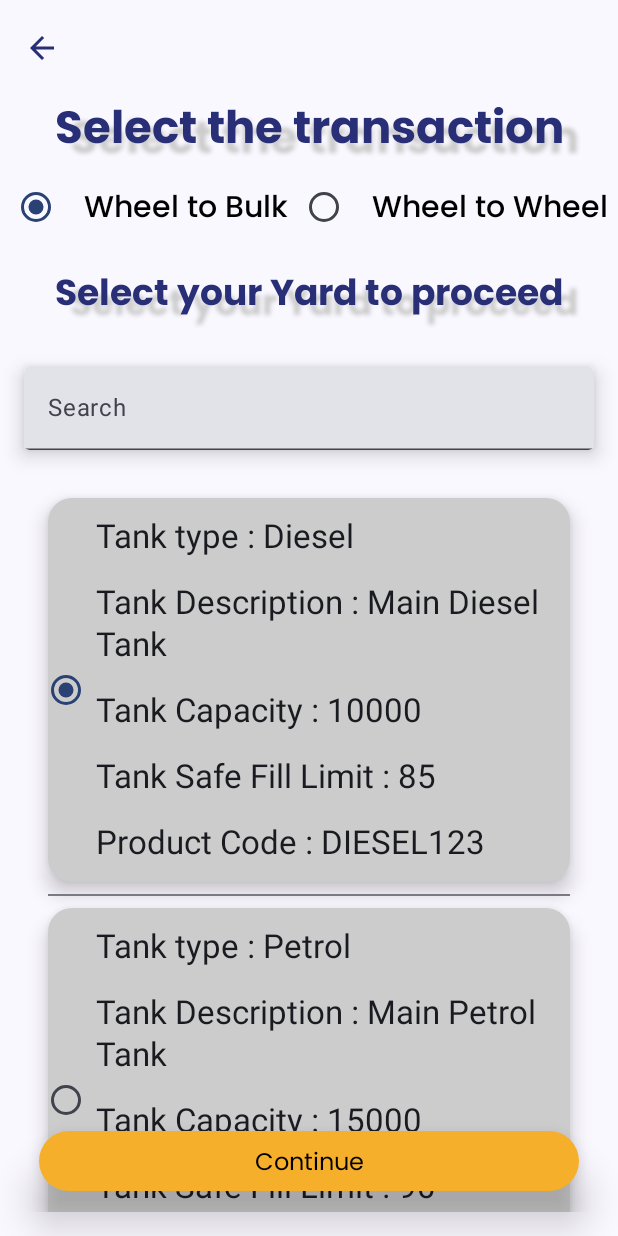
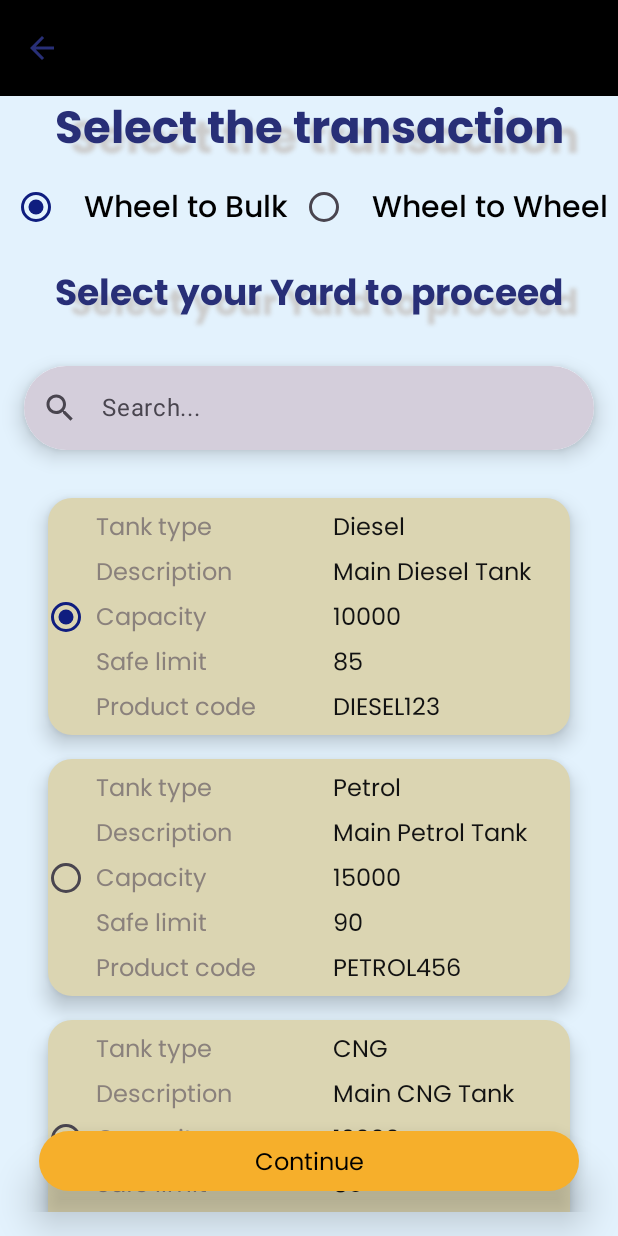
Before and after one commit to KavinBvdAndroid/bvd-automate-pump, an Android app built with Jetpack Compose: the FuelSelectionActivity screen opened directly, with no data from a screen before it, after a tap on "Wheel to Bulk", on a phone screen of 412 x 824 dp. Run offline under Robolectric (Android 15) with nearby library versions, the phone set to English and light mode, and no system bars; Roboto replaces fonts that are not available here; 1 other tap on this screen came first.

Commit message:
Deisgn Modifications

```diff
--- a/app/src/main/java/com/example/loginactivity/core/base/generics/GenericComposables.kt
+++ b/app/src/main/java/com/example/loginactivity/core/base/generics/GenericComposables.kt
@@ -15,12 +15,14 @@ import androidx.compose.foundation.layout.height
 import androidx.compose.foundation.layout.padding
 import androidx.compose.foundation.layout.size
 import androidx.compose.foundation.layout.width
+import androidx.compose.foundation.lazy.rememberLazyListState
 import androidx.compose.foundation.shape.CircleShape
 import androidx.compose.foundation.shape.RoundedCornerShape
 import androidx.compose.foundation.text.KeyboardOptions
 import androidx.compose.material.icons.Icons
 import androidx.compose.material.icons.filled.ArrowBack
 import androidx.compose.material.icons.filled.ArrowBackIosNew
+import androidx.compose.material.icons.filled.Search
 import androidx.compose.material.icons.filled.Visibility
 import androidx.compose.material.icons.filled.VisibilityOff
 import androidx.compose.material.lightColors
@@ -40,15 +42,19 @@ import androidx.compose.material3.Surface
 import androidx.compose.material3.Switch
 import androidx.compose.material3.SwitchDefaults
 import androidx.compose.material3.Text
+import androidx.compose.material3.TextField
 import androidx.compose.material3.TextFieldDefaults
 import androidx.compose.material3.TopAppBar
+import androidx.compose.material3.TopAppBarColors
 import androidx.compose.material3.TopAppBarDefaults
 import androidx.compose.material3.TopAppBarScrollBehavior
 import androidx.compose.material3.Typography
 import androidx.compose.material3.lightColorScheme
 import androidx.compose.runtime.Composable
+import androidx.compose.runtime.derivedStateOf
 import androidx.compose.runtime.getValue
 import androidx.compose.runtime.mutableStateOf
+import androidx.compose.runtime.remember
 import androidx.compose.runtime.saveable.rememberSaveable
 import androidx.compose.runtime.setValue
 import androidx.compose.ui.Alignment
@@ -82,6 +88,9 @@ import com.example.loginactivity.feature.maps.data.model.DataItem
 import com.example.loginactivity.feature.maps.data.model.InyardSiteAccessDetails
 import com.example.loginactivity.feature.maps.data.model.State
 import com.example.loginactivity.feature.maps.domain.model.FuelSite
+import com.example.loginactivity.feature.transaction.presentation.ui.theme.Blue500
+import com.example.loginactivity.ui.theme.LabelTextColor
+import com.example.loginactivity.ui.theme.LabelValueColor
 
 @Composable
 fun GenericProgressBar(
@@ -454,7 +463,8 @@ fun TransparentTopBarWithBackButton(
     onBackClick: () -> Unit,
     modifier: Modifier = Modifier,
     scrollBehavior: TopAppBarScrollBehavior? = null,
-    title:String=""
+    title:String="",
+    topBarColor:Color
 ) {
 
     TopAppBar(
@@ -480,8 +490,8 @@ fun TransparentTopBarWithBackButton(
             }
         },
         colors = TopAppBarDefaults.topAppBarColors(
-            containerColor = Color.Transparent, // Transparent background
-            scrolledContainerColor = Color.LightGray
+            containerColor = topBarColor,
+            scrolledContainerColor = Blue500// Transparent background
         ),
         modifier = modifier.fillMaxWidth(),
          scrollBehavior = scrollBehavior
@@ -560,7 +570,8 @@ fun ErrorAlertDialog(
                     showDialog = false
                     onDismiss()
                 }) {
-                    Text(text = buttonText)
+                    Text(text = buttonText
+                    , color = Color.White)
                 }
             },
             properties = DialogProperties(dismissOnClickOutside = false)
@@ -568,6 +579,35 @@ fun ErrorAlertDialog(
     }
 }
 
+@OptIn(ExperimentalMaterial3Api::class)
+@Composable
+fun RoundSearchBox(
+    value: String,
+    onValueChange: (String) -> Unit,
+    modifier: Modifier = Modifier
+) {
+    TextField(
+        value = value,
+        onValueChange = onValueChange,
+        modifier = modifier
+            .fillMaxWidth()
+            .clip(RoundedCornerShape(50)),
+        placeholder = { Text("Search...") },
+        leadingIcon = {
+            Icon(
+                imageVector = Icons.Default.Search,
+                contentDescription = "Search icon"
+            )
+        },
+        singleLine = true,
+        colors = TextFieldDefaults.colors(
+            unfocusedContainerColor = MaterialTheme.colorScheme.tertiaryContainer,
+            focusedIndicatorColor = Color.Transparent,
+            unfocusedIndicatorColor = Color.Transparent,
+            disabledIndicatorColor = Color.Transparent
+        )
+    )
+}
 
 @Composable
 fun GenericDetailRow(label: String, value: String) {
@@ -575,14 +615,17 @@ fun GenericDetailRow(label: String, value: String) {
         modifier = Modifier
             .fillMaxWidth()
             .padding(vertical = 4.dp)
+            .background(Color.Transparent)
     ) {
         Text(
-            text = "$label : ",
+            text = "$label  ",
+            color = LabelTextColor,
             style = customTextStyle.labelLarge,
             modifier = Modifier.weight(1f)
         )
         Text(
             text = value,
+            color = LabelValueColor,
             style = customTextStyle.labelLarge,
             modifier = Modifier.weight(1f)
         )
--- a/app/src/main/java/com/example/loginactivity/feature/maps/presentation/DriverLocationActivity.kt
+++ b/app/src/main/java/com/example/loginactivity/feature/maps/presentation/DriverLocationActivity.kt
@@ -106,8 +106,7 @@ fun MainContentDemo() {
             TransparentTopBarWithBackButton(
                 onBackClick = { backDispatcher?.onBackPressed() },
                 scrollBehavior = scrollBehavior,
-
-                )
+                topBarColor = Color.Black)
         }
     ) {
         BottomNavGraph(navController = navController, it)
--- a/app/src/main/java/com/example/loginactivity/feature/pumpoperation/presentation/ui/FuelSelectionActivity.kt
+++ b/app/src/main/java/com/example/loginactivity/feature/pumpoperation/presentation/ui/FuelSelectionActivity.kt
@@ -23,17 +23,14 @@ import androidx.compose.foundation.layout.wrapContentSize
 import androidx.compose.foundation.lazy.LazyColumn
 import androidx.compose.foundation.lazy.items
 import androidx.compose.foundation.shape.RoundedCornerShape
-import androidx.compose.foundation.text.KeyboardOptions
 import androidx.compose.material3.Card
 import androidx.compose.material3.CardDefaults
-import androidx.compose.material3.Divider
 import androidx.compose.material3.ExperimentalMaterial3Api
 import androidx.compose.material3.MaterialTheme
 import androidx.compose.material3.RadioButton
 import androidx.compose.material3.Scaffold
 import androidx.compose.material3.Surface
 import androidx.compose.material3.Text
-import androidx.compose.material3.TextField
 import androidx.compose.material3.TopAppBarDefaults
 import androidx.compose.runtime.Composable
 import androidx.compose.runtime.getValue
@@ -49,14 +46,14 @@ import androidx.compose.ui.platform.LocalContext
 import androidx.compose.ui.res.colorResource
 import androidx.compose.ui.text.TextStyle
 import androidx.compose.ui.text.font.FontWeight
-import androidx.compose.ui.text.input.ImeAction
-import androidx.compose.ui.text.input.KeyboardType
 import androidx.compose.ui.text.style.TextAlign
 import androidx.compose.ui.tooling.preview.Preview
 import androidx.compose.ui.unit.dp
 import androidx.compose.ui.unit.sp
 import com.example.loginactivity.R
+import com.example.loginactivity.core.base.generics.GenericDetailRow
 import com.example.loginactivity.core.base.generics.ReusableElevatedButton
+import com.example.loginactivity.core.base.generics.RoundSearchBox
 import com.example.loginactivity.core.base.generics.TransparentTopBarWithBackButton
 import com.example.loginactivity.core.base.generics.customTextStyle
 import com.example.loginactivity.core.base.generics.poppinsFontFamily
@@ -64,7 +61,9 @@ import com.example.loginactivity.core.base.testdatas.listOfInYardItems
 import com.example.loginactivity.core.base.utils.AppUtils.hideSystemUI
 import com.example.loginactivity.feature.pumpoperation.data.model.InyardTanksItem
 import com.example.loginactivity.feature.pumpoperation.ui.theme.LoginActivityTheme
-import kotlin.math.sin
+import com.example.loginactivity.feature.transaction.presentation.ui.theme.Blue100
+import com.example.loginactivity.feature.transaction.presentation.ui.theme.Blue50
+import com.example.loginactivity.feature.transaction.presentation.ui.theme.Blue500
 
 class FuelSelectionActivity : ComponentActivity() {
     override fun onCreate(savedInstanceState: Bundle?) {
@@ -94,10 +93,12 @@ fun SelectFuelDemo() {
     Scaffold(
         modifier = Modifier
             .fillMaxSize(),
+        containerColor = MaterialTheme.colorScheme.surfaceContainer,
         topBar = {
             TransparentTopBarWithBackButton(
                 onBackClick = { backDispatcher?.onBackPressed() },
-                scrollBehavior = scrollBehavior
+                scrollBehavior = scrollBehavior,
+                topBarColor = Color.Black
             )
         }
     ) { innerPadding ->
@@ -114,7 +115,9 @@ fun SelectFuel(innerPadding: PaddingValues) {
     var selectedOption by rememberSaveable { mutableStateOf<Option?>(null) }
     var showYardDetails by rememberSaveable { mutableStateOf<Boolean>(false) }
 
-    Column(modifier = Modifier.padding(innerPadding)) {
+    Column(modifier = Modifier
+        .padding(innerPadding)
+        .background(Color.Transparent)) {
         Text(
             "Select the transaction", modifier = Modifier
                 .fillMaxWidth(),
@@ -134,12 +137,14 @@ fun SelectFuel(innerPadding: PaddingValues) {
 
         Row(modifier = Modifier.fillMaxWidth(), verticalAlignment = Alignment.CenterVertically) {
 
-            Row(modifier = Modifier
-                .clickable {
-                selectedOption = Option.OPTION_1
-                showYardDetails = true
-            },
-                verticalAlignment = Alignment.CenterVertically) {
+            Row(
+                modifier = Modifier
+                    .clickable {
+                        selectedOption = Option.OPTION_1
+                        showYardDetails = true
+                    },
+                verticalAlignment = Alignment.CenterVertically
+            ) {
 
                 RadioButton(
                     selected = selectedOption == Option.OPTION_1,
@@ -172,12 +177,12 @@ fun SelectFuel(innerPadding: PaddingValues) {
                     }
                 )
                 Spacer(modifier = Modifier.width(8.dp))
-                Text("Wheel to Wheel",style = customTextStyle.titleMedium)
+                Text("Wheel to Wheel", style = customTextStyle.titleMedium)
             }
         }
 
 
-        Column {
+        Column(modifier = Modifier.background(Blue50)) {
             if (showYardDetails) {
                 ShowYardDetails()
             }
@@ -253,7 +258,7 @@ fun ShowYardDetails() {
                         onClick = {
                             newSelectedSite = it
                         },
-                        colors = CardDefaults.cardColors(containerColor = Color.LightGray),
+                        colors = CardDefaults.cardColors(MaterialTheme.colorScheme.tertiary),
                         elevation = CardDefaults.cardElevation(defaultElevation = 8.dp)
                     ) {
                         Row(
@@ -272,69 +277,54 @@ fun ShowYardDetails() {
 
                             Spacer(modifier = Modifier.width(8.dp))
                             Column {
-                                Text(
-                                    text = "Tank type : ${it.tankType}",
-                                    modifier = Modifier
-                                        .fillMaxWidth()
-                                        .padding(vertical = 8.dp),
-                                    style = MaterialTheme.typography.titleLarge
+
+                                GenericDetailRow(
+                                    label = "Tank type",
+                                    value = it.tankType.toString()
                                 )
-                                Text(
-                                    text = "Tank Description : ${it.tankDescription}",
-                                    modifier = Modifier
-                                        .fillMaxWidth()
-                                        .padding(vertical = 8.dp),
-                                    style = MaterialTheme.typography.titleLarge
+                                GenericDetailRow(
+                                    label = "Description",
+                                    value = it.tankDescription.toString()
                                 )
-                                Text(
-                                    text = "Tank Capacity : ${it.capacity}",
-                                    modifier = Modifier
-                                        .fillMaxWidth()
-                                        .padding(vertical = 8.dp),
-                                    style = MaterialTheme.typography.titleLarge
+                                GenericDetailRow(label = "Capacity", value = it.capacity.toString())
+                                GenericDetailRow(
+                                    label = "Safe limit",
+                                    value = it.safeFillLimit.toString()
                                 )
-                                Text(
-                                    text = "Tank Safe Fill Limit : ${it.safeFillLimit}",
-                                    modifier = Modifier
-                                        .fillMaxWidth()
-                                        .padding(vertical = 8.dp),
-                                    style = MaterialTheme.typography.titleLarge
-                                )
-
-                                Text(
-                                    text = "Product Code : ${it.productCode}",
-                                    modifier = Modifier
-                                        .fillMaxWidth()
-                                        .padding(vertical = 8.dp),
-                                    style = MaterialTheme.typography.titleLarge
+                                GenericDetailRow(
+                                    label = "Product code",
+                                    value = it.productCode.toString()
                                 )
 
                             }
                         }
                     }
-                    Divider()
                 }
             }
 
             Surface(
                 modifier = Modifier
-                    .fillMaxWidth()
+                    .wrapContentSize()
                     .align(Alignment.TopCenter),
                 shadowElevation = 8.dp,
-                shape = RoundedCornerShape(4.dp),
-                color = Color.White
+                shape = RoundedCornerShape(50.dp),
             ) {
-                TextField(
+//                TextField(
+//                    value = query,
+//                    onValueChange = { query = it },
+//                    label = { Text("Search") },
+//                singleLine = true,
+//                    keyboardOptions = KeyboardOptions(
+//                        keyboardType = KeyboardType.Text,
+//                        imeAction = ImeAction.Done
+//                    ),
+//                    maxLines = 1,
+//                    modifier = Modifier.fillMaxWidth()
+//                )
+
+                RoundSearchBox(
                     value = query,
                     onValueChange = { query = it },
-                    label = { Text("Search") },
-                singleLine = true,
-                    keyboardOptions = KeyboardOptions(
-                        keyboardType = KeyboardType.Text,
-                        imeAction = ImeAction.Done
-                    ),
-                    maxLines = 1,
-                    modifier = Modifier.fillMaxWidth()
                 )
 
             }
--- a/app/src/main/java/com/example/loginactivity/feature/pumpoperation/ui/theme/Theme.kt
+++ b/app/src/main/java/com/example/loginactivity/feature/pumpoperation/ui/theme/Theme.kt
@@ -10,9 +10,13 @@ import androidx.compose.material3.lightColorScheme
 import androidx.compose.runtime.Composable
 import androidx.compose.ui.platform.LocalContext
 import com.example.loginactivity.ui.theme.BackgroundPrimary
+import com.example.loginactivity.ui.theme.ColorDutchWhite
+import com.example.loginactivity.ui.theme.ColorError
 import com.example.loginactivity.ui.theme.ColorOnPrimary
 import com.example.loginactivity.ui.theme.ColorPrimary
 import com.example.loginactivity.ui.theme.ColorPrimaryVariant
+import com.example.loginactivity.ui.theme.SemiTransparentCardColor
+import com.example.loginactivity.ui.theme.SurfaceColor
 
 
 private val DarkColorScheme = darkColorScheme(
@@ -27,6 +31,12 @@ private val LightColorScheme = lightColorScheme(
     primaryContainer = ColorPrimaryVariant,
     onPrimary = ColorOnPrimary,
     background = BackgroundPrimary,
+    tertiaryContainer = SemiTransparentCardColor,
+    onTertiary = ColorPrimaryVariant,
+    tertiary = ColorDutchWhite,
+    error = ColorError,
+    errorContainer = ColorError,
+    surfaceContainer = SurfaceColor
     /* Other default colors to override
     background = Color(0xFFFFFBFE),
     surface = Color(0xFFFFFBFE),
@@ -42,7 +52,7 @@ private val LightColorScheme = lightColorScheme(
 fun LoginActivityTheme(
     darkTheme: Boolean = isSystemInDarkTheme(),
     // Dynamic color is available on Android 12+
-    dynamicColor: Boolean = true,
+    dynamicColor: Boolean = false,
     content: @Composable () -> Unit
 ) {
     val colorScheme = when {
@@ -51,7 +61,7 @@ fun LoginActivityTheme(
             if (darkTheme) dynamicDarkColorScheme(context) else dynamicLightColorScheme(context)
         }
 
-        darkTheme -> DarkColorScheme
+        darkTheme -> LightColorScheme
         else -> LightColorScheme
     }
 
--- a/app/src/main/java/com/example/loginactivity/feature/vinnumber/VinNumberActivityCompose.kt
+++ b/app/src/main/java/com/example/loginactivity/feature/vinnumber/VinNumberActivityCompose.kt
@@ -93,7 +93,8 @@ fun VinDemo() {
         topBar = {
             TransparentTopBarWithBackButton(
                 onBackClick = { backDispatcher?.onBackPressed() },
-                scrollBehavior = scrollBehavior
+                scrollBehavior = scrollBehavior,
+                topBarColor = Color.Black
             )
         },
         content =
--- a/app/src/main/java/com/example/loginactivity/ui/theme/Color.kt
+++ b/app/src/main/java/com/example/loginactivity/ui/theme/Color.kt
@@ -14,6 +14,8 @@ val ColorPrimary = Color(0xFF0F1D7F)
 val ColorPrimaryVariant = Color(0xFFF6AF2B)
 val ColorOnPrimary= Color(0xFF0007C5)
 val BackgroundPrimary = Color(0xFFFFFFFF)
+val SurfaceColor = Color(0xFFE3F2FD)
+
 
 val ColorPrimaryBlue = Color(0xFF000740)
 val ColorSecondary = Color(0xFF282F77)
@@ -25,6 +27,12 @@ val ColorDisabled = Color(0x77F6AF2B)
 val ColorEnabled = Color(0xFFF6AF2B) // Assuming colorPrimaryVariant is #F6AF2B
 val TextDisabled = Color(0xFFFFFFFF) // Assuming white is #FFFFFF
 
+val ColorDutchWhite = Color(0xFFDBD5B2)
+val ColorCardBottomSheet = Color(0xFF2E294E)
+val SemiTransparentCardColor = ColorCardBottomSheet.copy(alpha = 0.2f)
+
+val LabelTextColor = Color(0xFF8A817C)
+val LabelValueColor = Color(0xFF121212)
 
 // define your colors for dark theme
 val clear_dark = Color(0xFFA05162)
--- a/app/src/main/java/com/example/loginactivity/ui/theme/Theme.kt
+++ b/app/src/main/java/com/example/loginactivity/ui/theme/Theme.kt
@@ -27,6 +27,7 @@ private val LightColorScheme = lightColorScheme(
     background = BackgroundPrimary,
     error = ColorError,
     errorContainer = ColorError,
+    surfaceContainer = SurfaceColor
     /* Other default colors to override
     background = Color(0xFFFFFBFE),
     surface = Color(0xFFFFFBFE),
--- a/app/src/main/res/values/colors.xml
+++ b/app/src/main/res/values/colors.xml
@@ -7,7 +7,6 @@
     <color name="colorPrimary">#0F1D7F</color>
     <color name="colorPrimaryVariant">#f6af2b</color>
     <color name="colorOnPrimary">#0007C5</color>
-
 
     <color name="colorPrimaryBlue">#000740</color>
     <color name="colorSecondary">#282f77</color>
```
Also changed, not shown: app/src/main/java/com/example/loginactivity/feature/maps/presentation/MapsSiteActivity.kt (+54 -16 lines), app/src/main/java/com/example/loginactivity/feature/pumpoperation/presentation/ui/StartFuelingActivity.kt (+96 -33 lines), app/src/main/java/com/example/loginactivity/feature/transaction/presentation/TransactionDetailsActivity.kt (+14 -10 lines).
